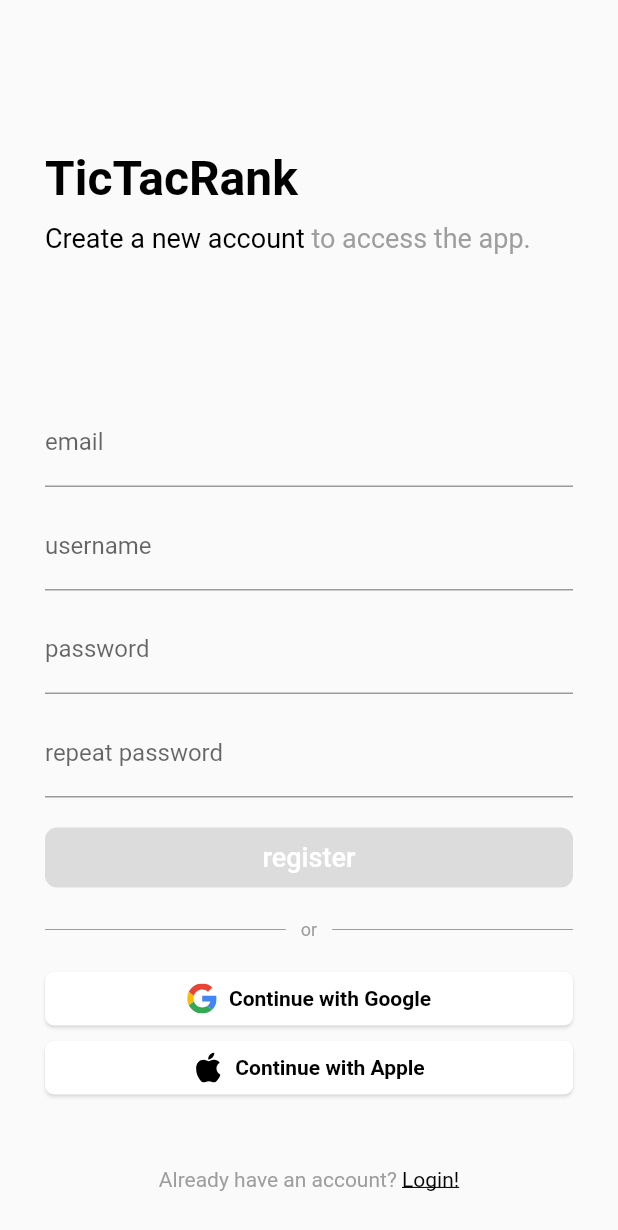
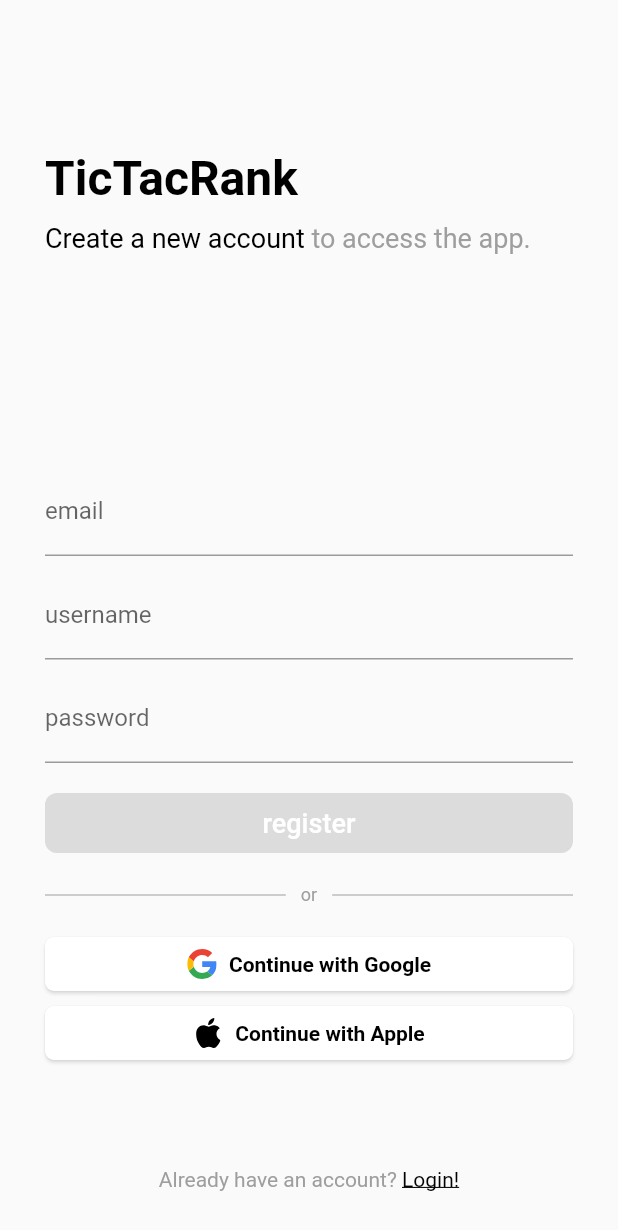
Before and after one commit to mouraa0/tic-tac-rank, a Flutter app: the RegisterScreen screen opened by its route, on a phone screen of 412 x 824 dp. Shown: the top 1230 px of the screen. Run offline on Flutter 3.47's test engine with Material 2 defaults, Android fonts, the phone set to English and light mode, and no system bars; our stand-ins replace email_validator, flutter_dotenv, flutter_svg, get, supabase_flutter; accounts and stored records are empty; network calls fail.

Commit message:
feat: create register screen forms logic in app

```diff
--- a/tic_tac_rank_app/lib/core/routes/app_router.dart
+++ b/tic_tac_rank_app/lib/core/routes/app_router.dart
@@ -6,6 +6,7 @@ import 'package:tic_tac_rank_app/presenter/home/view/home_screen.dart';
 import 'package:tic_tac_rank_app/presenter/login/view/login_screen.dart';
 import 'package:tic_tac_rank_app/presenter/matchmaking/binder/matchmaking_bindings.dart';
 import 'package:tic_tac_rank_app/presenter/matchmaking/view/matchmaking_screen.dart';
+import 'package:tic_tac_rank_app/presenter/register/binder/register_binding.dart';
 import 'package:tic_tac_rank_app/presenter/register/view/register_screen.dart';
 import 'package:tic_tac_rank_app/presenter/splash/view/splash_screen.dart';
 
@@ -31,6 +32,7 @@ class AppRouter {
       GetPage(
         name: registerScreen,
         page: () => const RegisterScreen(),
+        binding: RegisterBinding(),
       ),
       GetPage(
         name: homeScreen,
@@ -39,12 +41,12 @@ class AppRouter {
       GetPage(
         name: matchmakingScreen,
         page: () => const MatchmakingScreen(),
-        binding: MatchmakingBindings(),
+        binding: MatchmakingBinding(),
       ),
       GetPage(
         name: matchConfigRoute,
         page: () => const GameRoomScreen(),
-        binding: GameRoomBindings(),
+        binding: GameRoomBinding(),
       ),
     ];
   }
--- a/tic_tac_rank_app/lib/core/widgets/buttons/app_button_big_widget.dart
+++ b/tic_tac_rank_app/lib/core/widgets/buttons/app_button_big_widget.dart
@@ -3,12 +3,14 @@ import 'package:tic_tac_rank_app/core/styles/text/text_styles.dart';
 
 class AppButtonBigWidget extends StatelessWidget {
   final String title;
+  final bool isLoading;
   final Function()? onPressed;
 
   const AppButtonBigWidget({
     Key? key,
     required this.title,
     required this.onPressed,
+    required this.isLoading,
   }) : super(key: key);
 
   @override
@@ -24,7 +26,9 @@ class AppButtonBigWidget extends StatelessWidget {
             borderRadius: BorderRadius.circular(8),
           ),
         ),
-        child: Text(title, style: AppTextStyles.buttonBig),
+        child: isLoading
+            ? const CircularProgressIndicator(color: Colors.white)
+            : Text(title, style: AppTextStyles.buttonBig),
       ),
     );
   }
--- a/tic_tac_rank_app/lib/core/widgets/textfield/text_field_widget.dart
+++ b/tic_tac_rank_app/lib/core/widgets/textfield/text_field_widget.dart
@@ -3,16 +3,25 @@ import 'package:tic_tac_rank_app/core/styles/text/text_styles.dart';
 
 class AppTextFieldWidget extends StatelessWidget {
   final String label;
+  final Function(String)? onChanged;
+  final String? errorText;
+  final bool obscureText;
 
   const AppTextFieldWidget({
     Key? key,
     required this.label,
+    this.onChanged,
+    this.errorText,
+    this.obscureText = false,
   }) : super(key: key);
 
   @override
   Widget build(BuildContext context) {
     return TextField(
+      obscureText: obscureText,
+      onChanged: onChanged,
       decoration: InputDecoration(
+        errorText: errorText,
         labelText: label,
         floatingLabelStyle: AppTextStyles.inputLabel,
         focusedBorder: const UnderlineInputBorder(
--- a/tic_tac_rank_app/lib/presenter/game_room/binder/game_room_bindings.dart
+++ b/tic_tac_rank_app/lib/presenter/game_room/binder/game_room_bindings.dart
@@ -1,7 +1,7 @@
 import 'package:get/get.dart';
 import 'package:tic_tac_rank_app/presenter/game_room/controller/game_room_controller.dart';
 
-class GameRoomBindings implements Bindings {
+class GameRoomBinding implements Bindings {
   @override
   void dependencies() {
     Get.lazyPut(() => GameRoomController());
--- a/tic_tac_rank_app/lib/presenter/login/view/login_screen.dart
+++ b/tic_tac_rank_app/lib/presenter/login/view/login_screen.dart
@@ -59,7 +59,11 @@ class _TextFieldAreaComponent extends StatelessWidget {
         SizedBox(height: 10),
         AppTextFieldWidget(label: 'password'),
         SizedBox(height: 20),
-        AppButtonBigWidget(onPressed: null, title: 'login'),
+        AppButtonBigWidget(
+          onPressed: null,
+          title: 'login',
+          isLoading: false,
+        ),
       ],
     );
   }
--- a/tic_tac_rank_app/lib/presenter/matchmaking/binder/matchmaking_bindings.dart
+++ b/tic_tac_rank_app/lib/presenter/matchmaking/binder/matchmaking_bindings.dart
@@ -1,7 +1,7 @@
 import 'package:get/get.dart';
 import 'package:tic_tac_rank_app/presenter/matchmaking/controller/matchmaking_controller.dart';
 
-class MatchmakingBindings implements Bindings {
+class MatchmakingBinding implements Bindings {
   @override
   void dependencies() {
     Get.lazyPut(() => MatchmakingController());
--- /dev/null
+++ b/tic_tac_rank_app/lib/presenter/register/binder/register_binding.dart
@@ -0,0 +1,9 @@
+import 'package:get/get.dart';
+import 'package:tic_tac_rank_app/presenter/register/controller/register_controller.dart';
+
+class RegisterBinding implements Bindings {
+  @override
+  void dependencies() {
+    Get.lazyPut(() => RegisterController());
+  }
+}
--- a/tic_tac_rank_app/lib/presenter/register/view/register_screen.dart
+++ b/tic_tac_rank_app/lib/presenter/register/view/register_screen.dart
@@ -7,6 +7,9 @@ import 'package:tic_tac_rank_app/core/widgets/forms/external_accounts_options/fo
 import 'package:tic_tac_rank_app/core/widgets/forms/text_span/forms_text_span_widget.dart';
 import 'package:tic_tac_rank_app/core/widgets/forms/title/forms_title_widget.dart';
 import 'package:tic_tac_rank_app/core/widgets/textfield/text_field_widget.dart';
+import 'package:tic_tac_rank_app/presenter/register/controller/register_controller.dart';
+
+final _controller = Get.find<RegisterController>();
 
 class RegisterScreen extends StatelessWidget {
   const RegisterScreen({super.key});
@@ -53,18 +56,37 @@ class _TextFieldAreaComponent extends StatelessWidget {
 
   @override
   Widget build(BuildContext context) {
-    return Column(
-      children: const [
-        AppTextFieldWidget(label: 'email'),
-        SizedBox(height: 10),
-        AppTextFieldWidget(label: 'username'),
-        SizedBox(height: 10),
-        AppTextFieldWidget(label: 'password'),
-        SizedBox(height: 10),
-        AppTextFieldWidget(label: 'repeat password'),
-        SizedBox(height: 20),
-        AppButtonBigWidget(onPressed: null, title: 'register'),
-      ],
+    return Obx(
+      () => Column(
+        children: [
+          AppTextFieldWidget(
+            label: 'email',
+            onChanged: (str) => _controller.onChangedEmail(str),
+            errorText: _controller.emailErrorText.value,
+          ),
+          const SizedBox(height: 10),
+          AppTextFieldWidget(
+            label: 'username',
+            onChanged: (str) => _controller.onChangedUsername(str),
+            errorText: _controller.usernameErrorText.value,
+          ),
+          const SizedBox(height: 10),
+          AppTextFieldWidget(
+            label: 'password',
+            onChanged: (str) => _controller.onChangedPassword(str),
+            errorText: _controller.passwordErrorText.value,
+            obscureText: true,
+          ),
+          const SizedBox(height: 20),
+          AppButtonBigWidget(
+            onPressed: _controller.isRegisterButtonActive.value
+                ? () => _controller.register()
+                : null,
+            title: 'register',
+            isLoading: _controller.isRegisterButtonLoading.value,
+          ),
+        ],
+      ),
     );
   }
 }
--- a/tic_tac_rank_app/pubspec.yaml
+++ b/tic_tac_rank_app/pubspec.yaml
@@ -14,6 +14,7 @@ dependencies:
   flutter_svg: ^1.1.6
   supabase_flutter: ^1.7.0
   flutter_dotenv: ^5.0.2
+  email_validator: '^2.1.16'
 
 
   flutter:
```
Also changed, not shown: tic_tac_rank_app/lib/presenter/register/controller/register_controller.dart (added, +90 -0 lines), tic_tac_rank_app/pubspec.lock.
